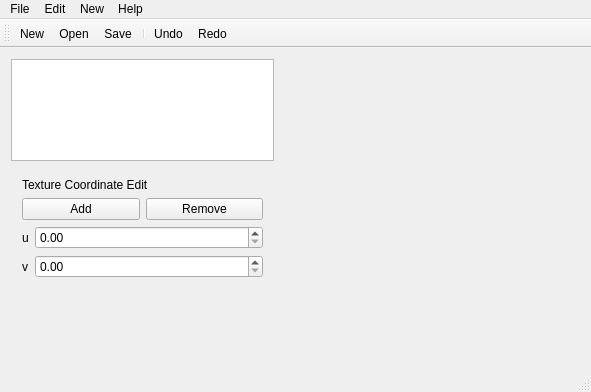
Old version of the form QtRGineModelEditor/mainwindow.ui in the repository ricardobusta/harpia-game-engine.
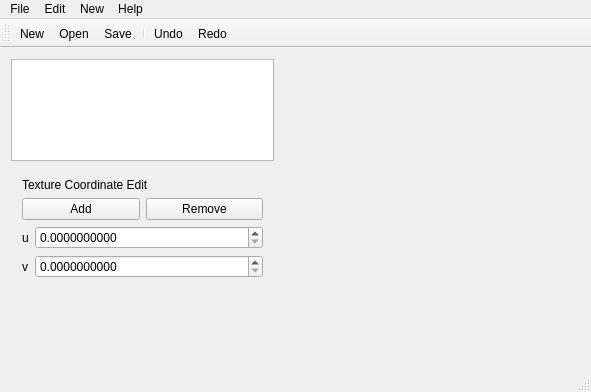
New version of the form. The open tabs and pages were chosen to show the change.

Diff of the .ui file:
```diff
--- a/QtRGineModelEditor/mainwindow.ui
+++ b/QtRGineModelEditor/mainwindow.ui
@@ -486,10 +486,30 @@
              <enum>QFormLayout::AllNonFixedFieldsGrow</enum>
             </property>
             <item row="1" column="1">
-             <widget class="QDoubleSpinBox" name="textureU"/>
+             <widget class="QDoubleSpinBox" name="textureU">
+              <property name="decimals">
+               <number>10</number>
+              </property>
+              <property name="maximum">
+               <double>1.000000000000000</double>
+              </property>
+              <property name="singleStep">
+               <double>0.000100000000000</double>
+              </property>
+             </widget>
             </item>
             <item row="2" column="1">
-             <widget class="QDoubleSpinBox" name="textureV"/>
+             <widget class="QDoubleSpinBox" name="textureV">
+              <property name="decimals">
+               <number>10</number>
+              </property>
+              <property name="maximum">
+               <double>1.000000000000000</double>
+              </property>
+              <property name="singleStep">
+               <double>0.000100000000000</double>
+              </property>
+             </widget>
             </item>
             <item row="1" column="0">
              <widget class="QLabel" name="label_7">
```
Left out of the diff: 4 changed lines with no effect on the pictures.
